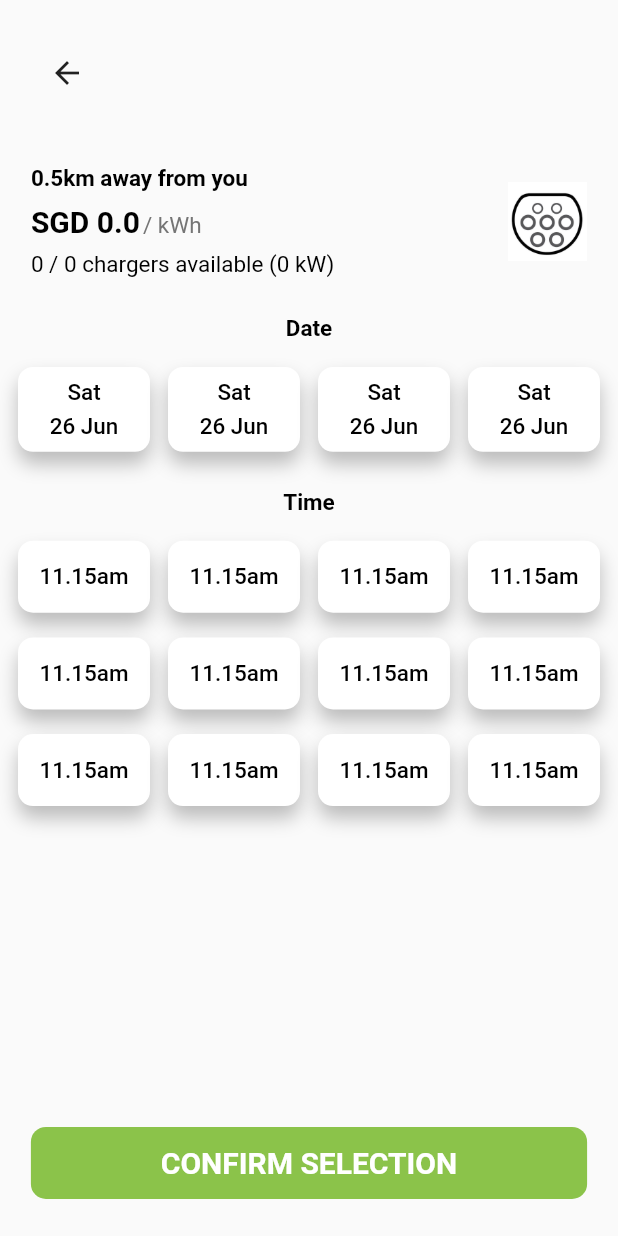
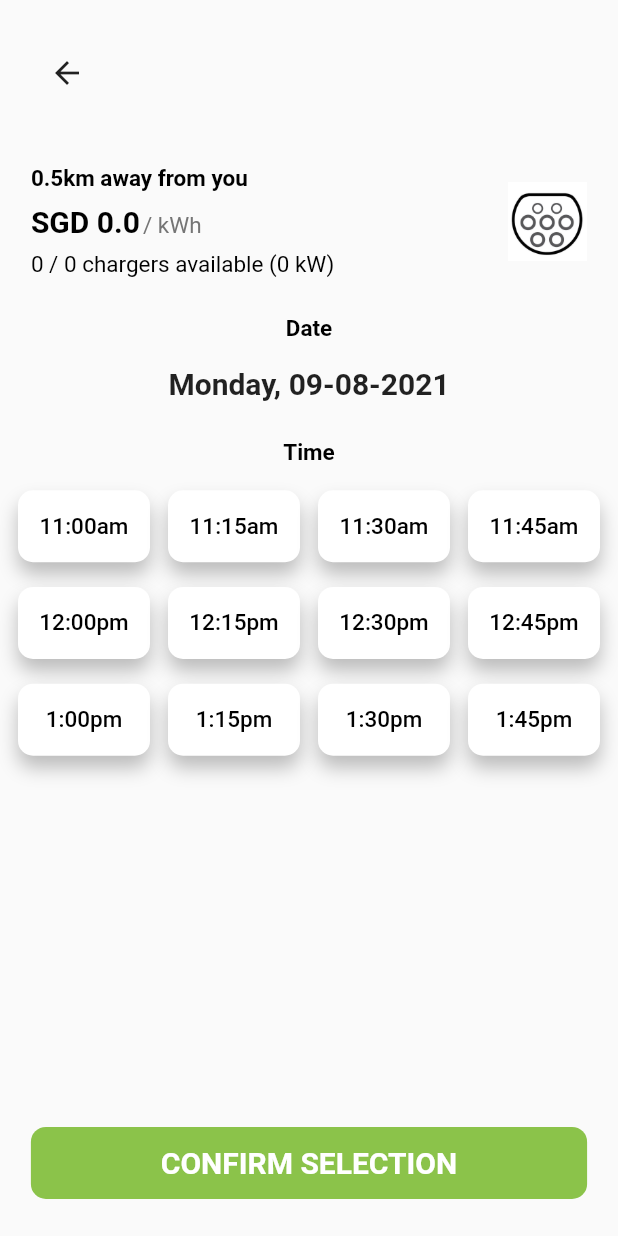
Before and after one commit to xRossKoh/chargEV, a Flutter app: the Booking screen opened directly with empty values, on a phone screen of 412 x 824 dp. Run offline on Flutter 3.47's test engine with Material 2 defaults, Android fonts, the phone set to English and light mode, and no system bars; our stand-ins replace cloud_firestore, firebase_auth, firebase_core; missing offline and left inert: duration; accounts and stored records are empty.

Commit message:
Edited datetime button input arguments Edited booking.dart UI

```diff
--- a/lib/components/datetime_button.dart
+++ b/lib/components/datetime_button.dart
@@ -3,10 +3,10 @@ import 'package:flutter/material.dart';
 class DatetimeButton extends StatefulWidget {
   const DatetimeButton({
     Key key,
-    @required this.displayDate,
+    @required this.displayTime,
   }) : super(key: key);
 
-  final bool displayDate;
+  final String displayTime;
 
   @override
   _DatetimeButtonState createState() => _DatetimeButtonState();
@@ -47,27 +47,8 @@ class _DatetimeButtonState extends State<DatetimeButton> {
           });
         },
         padding: EdgeInsets.symmetric(horizontal: 0, vertical: size.height * 0.01),
-        child: widget.displayDate? Column(
-          mainAxisAlignment: MainAxisAlignment.center,
-          children: [
-            Text(
-              'Sat',
-              style: TextStyle(
-                fontSize: 15,
-                color: Colors.black,
-              ),
-            ),
-            SizedBox(height: size.height * 0.005,),
-            Text(
-              '26 Jun',
-              style: TextStyle(
-                fontSize: 15,
-                color: Colors.black,
-              ),
-            ),
-          ],
-        ): Text(
-          '11.15am',
+        child: Text(
+          '${widget.displayTime}',
           style: TextStyle(
             fontSize: 15,
             color: Colors.black,
--- a/lib/screens/booking.dart
+++ b/lib/screens/booking.dart
@@ -2,6 +2,7 @@ import 'package:flutter/material.dart';
 import 'package:charg_ev/components/booking_appbar.dart';
 import 'package:charg_ev/models/charger.dart';
 import 'package:charg_ev/components/datetime_button.dart';
+import 'package:intl/intl.dart';
 
 // TODO make dates and times dynamic
 
@@ -37,14 +38,12 @@ class _BookingState extends State<Booking> {
               ),
             ),
             SizedBox(height: size.height * 0.02,),
-            Row(
-              mainAxisAlignment: MainAxisAlignment.spaceEvenly,
-              children: [
-                DatetimeButton(displayDate: true,),
-                DatetimeButton(displayDate: true,),
-                DatetimeButton(displayDate: true,),
-                DatetimeButton(displayDate: true,),
-              ],
+            Text(
+              '${DateFormat('EEEE, dd-MM-yyyy').format(charger.datetime)}',
+              style: TextStyle(
+                fontSize: 20,
+                fontWeight: FontWeight.bold
+              ),
             ),
             SizedBox(height: size.height * 0.03,),
             Text(
@@ -62,30 +61,30 @@ class _BookingState extends State<Booking> {
                 Row(
                   mainAxisAlignment: MainAxisAlignment.spaceEvenly,
                   children: [
-                    DatetimeButton(displayDate: false,),
-                    DatetimeButton(displayDate: false,),
-                    DatetimeButton(displayDate: false,),
-                    DatetimeButton(displayDate: false,),
+                    DatetimeButton(displayTime: '11:00am',),
+                    DatetimeButton(displayTime: '11:15am',),
+                    DatetimeButton(displayTime: '11:30am',),
+                    DatetimeButton(displayTime: '11:45am',),
                   ],
                 ),
                 SizedBox(height: size.height * 0.02,),
                 Row(
                   mainAxisAlignment: MainAxisAlignment.spaceEvenly,
                   children: [
-                    DatetimeButton(displayDate: false,),
-                    DatetimeButton(displayDate: false,),
-                    DatetimeButton(displayDate: false,),
-                    DatetimeButton(displayDate: false,),
+                    DatetimeButton(displayTime: '12:00pm',),
+                    DatetimeButton(displayTime: '12:15pm',),
+                    DatetimeButton(displayTime: '12:30pm',),
+                    DatetimeButton(displayTime: '12:45pm',),
                   ],
                 ),
                 SizedBox(height: size.height * 0.02,),
                 Row(
                   mainAxisAlignment: MainAxisAlignment.spaceEvenly,
                   children: [
-                    DatetimeButton(displayDate: false,),
-                    DatetimeButton(displayDate: false,),
-                    DatetimeButton(displayDate: false,),
-                    DatetimeButton(displayDate: false,),
+                    DatetimeButton(displayTime: '1:00pm',),
+                    DatetimeButton(displayTime: '1:15pm',),
+                    DatetimeButton(displayTime: '1:30pm',),
+                    DatetimeButton(displayTime: '1:45pm',),
                   ],
                 ),
               ],
--- a/lib/screens/charger_selection.dart
+++ b/lib/screens/charger_selection.dart
@@ -22,14 +22,14 @@ class _ChargerSelectionState extends State<ChargerSelection> {
     TextEditingController messageEditingController = new TextEditingController();
 
     List<Charger> chargers = [
-      Charger(location: 'Greenfield Terrace', rate: 0.20, available: 2, total: 5, wattage: 10, type: 1),
-      Charger(location: 'Telok Kurau Lorong J', rate: 0.20, available: 2, total: 2, wattage: 7, type: 2),
-      Charger(location: 'Greenfield Lane', rate: 0.20, available: 3, total: 15, wattage: 10, type: 1),
-      Charger(location: '2 Frankel Avenue', rate: 0.20, available: 10, total: 15, wattage: 8, type: 2),
-      Charger(location: '256 East Coast Road', rate: 0.20, available: 3, total: 7, wattage: 7, type: 1),
-      Charger(location: '6 Simei Ave', rate: 0.20, available: 2, total: 2, wattage: 15, type: 2),
-      Charger(location: '36 Bedok Road', rate: 0.20, available: 6, total: 7, wattage: 8, type: 2),
-      Charger(location: '59 Pasir Ris Drive', rate: 0.20, available: 3, total: 7, wattage: 10, type: 1),
+      Charger(location: 'Greenfield Terrace', rate: 0.20, available: 2, total: 5, wattage: 10, type: 1, datetime: DateTime.now()),
+      Charger(location: 'Telok Kurau Lorong J', rate: 0.20, available: 2, total: 2, wattage: 7, type: 2, datetime: DateTime.now()),
+      Charger(location: 'Greenfield Lane', rate: 0.20, available: 3, total: 15, wattage: 10, type: 1, datetime: DateTime.now()),
+      Charger(location: '2 Frankel Avenue', rate: 0.20, available: 10, total: 15, wattage: 8, type: 2, datetime: DateTime.now()),
+      Charger(location: '256 East Coast Road', rate: 0.20, available: 3, total: 7, wattage: 7, type: 1, datetime: DateTime.now()),
+      Charger(location: '6 Simei Ave', rate: 0.20, available: 2, total: 2, wattage: 15, type: 2, datetime: DateTime.now()),
+      Charger(location: '36 Bedok Road', rate: 0.20, available: 6, total: 7, wattage: 8, type: 2, datetime: DateTime.now()),
+      Charger(location: '59 Pasir Ris Drive', rate: 0.20, available: 3, total: 7, wattage: 10, type: 1, datetime: DateTime.now()),
     ];
 
     return Scaffold(
```
